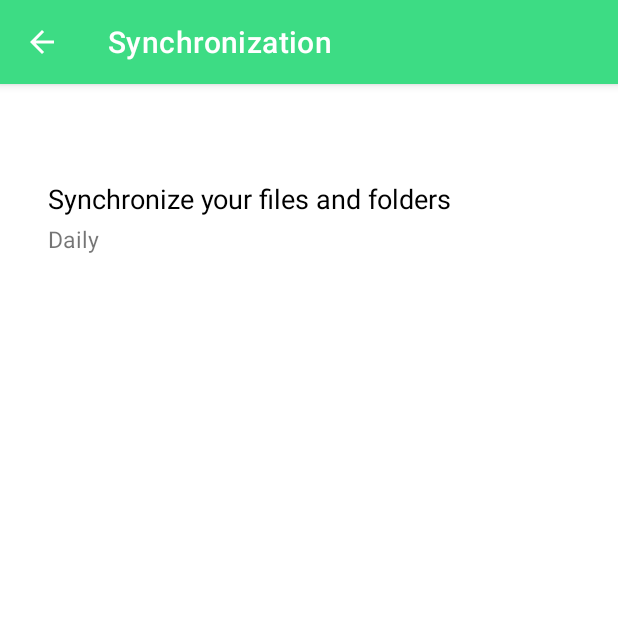
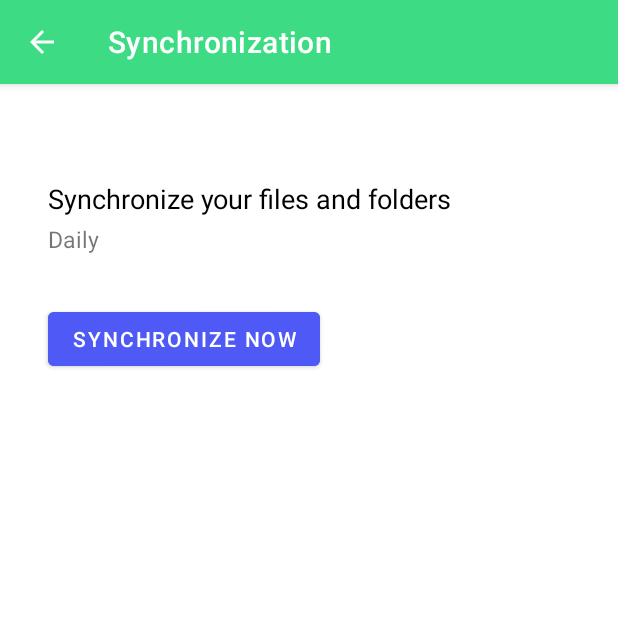
Before and after one commit to lucaalbinati/AndroidDriveSync, an Android app: the SynchronizeSettingsActivity screen opened directly, with no data from a screen before it, on a phone screen of 412 x 824 dp, the top half of it. Run offline under Robolectric (Android 15) with nearby library versions, the phone set to English and light mode, and no system bars.

Commit message:
add 'Synchronize Now' button

```diff
--- a/app/src/main/java/com/example/androiddrivesync/synchronizeservice/SynchronizeSettingsActivity.kt
+++ b/app/src/main/java/com/example/androiddrivesync/synchronizeservice/SynchronizeSettingsActivity.kt
@@ -4,6 +4,7 @@ import android.content.DialogInterface
 import android.os.Bundle
 import android.util.Log
 import android.view.View
+import android.widget.Button
 import android.widget.TextView
 import androidx.appcompat.app.AlertDialog
 import androidx.appcompat.app.AppCompatActivity
@@ -49,7 +50,16 @@ class SynchronizeSettingsActivity : AppCompatActivity(), View.OnClickListener {
     }
 
     private fun updatePeriodicityContent() {
-        findViewById<TextView>(R.id.periodicity_text).text = SynchronizeSettingsSharedPreferencesHelper.getPeriodicity(this).format()
+        val periodicity = SynchronizeSettingsSharedPreferencesHelper.getPeriodicity(this)
+        findViewById<TextView>(R.id.periodicity_text).text = periodicity.format()
+
+        if (periodicity == SynchronizePeriodicity.NEVER) {
+            findViewById<Button>(R.id.synchronize_now_button).isClickable = false
+            findViewById<Button>(R.id.synchronize_now_button).setBackgroundColor(getColor(R.color.gray))
+        } else {
+            findViewById<Button>(R.id.synchronize_now_button).isClickable = true
+            findViewById<Button>(R.id.synchronize_now_button).setBackgroundColor(getColor(R.color.colorSecondary))
+        }
     }
 
     private fun updatePeriodicityForWorker(dialog: DialogInterface) {
@@ -61,16 +71,8 @@ class SynchronizeSettingsActivity : AppCompatActivity(), View.OnClickListener {
 
     fun synchronizeNow(v: View?) {
         CoroutineScope(Dispatchers.IO).launch {
-            SynchronizeWorker.ifNotCurrentlyRunning(this@SynchronizeSettingsActivity) {
-                Log.i(TAG, "no SynchronizeWorker is currently running")
-                Log.i(TAG, "starting a single SynchronizeWorker")
-                SynchronizeWorker.setupSingleWorkRequest(this@SynchronizeSettingsActivity)
-
-                Log.i(TAG, "cancelling and restarting a PeriodicWorkRequest, if there is one")
-                CoroutineScope(Dispatchers.IO).launch {
-                    SynchronizeWorker.updatePeriodicity(this@SynchronizeSettingsActivity)
-                }
-            }
+            Log.i(TAG, "starting a single SynchronizeWorker")
+            SynchronizeWorker.setupSingleWorkRequest(this@SynchronizeSettingsActivity)
         }
     }
 
--- a/app/src/main/res/layout/activity_synchronize_settings.xml
+++ b/app/src/main/res/layout/activity_synchronize_settings.xml
@@ -6,7 +6,7 @@
 
     <androidx.constraintlayout.widget.ConstraintLayout
         android:layout_width="match_parent"
-        android:layout_height="match_parent"
+        android:layout_height="wrap_content"
         android:id="@+id/periodicity_layout"
         android:layout_marginTop="64dp"
         app:layout_constraintTop_toTopOf="parent">
@@ -17,8 +17,8 @@
             android:layout_height="wrap_content"
             android:layout_marginStart="32dp"
             android:text="@string/synchronization_text"
+            android:textColor="@color/black"
             android:textSize="8pt"
-            android:textColor="@color/black"
             app:layout_constraintStart_toStartOf="parent"
             app:layout_constraintTop_toTopOf="parent" />
 
@@ -33,4 +33,18 @@
 
     </androidx.constraintlayout.widget.ConstraintLayout>
 
+    <Button
+        android:id="@+id/synchronize_now_button"
+        android:layout_width="wrap_content"
+        android:layout_height="wrap_content"
+        android:layout_gravity="center_horizontal"
+        android:layout_marginStart="32dp"
+        android:layout_marginTop="32dp"
+        android:backgroundTint="?colorSecondary"
+        android:onClick="synchronizeNow"
+        android:text="@string/synchronize_now_button"
+        android:textColor="?colorOnSecondary"
+        app:layout_constraintStart_toStartOf="parent"
+        app:layout_constraintTop_toBottomOf="@+id/periodicity_layout" />
+
 </androidx.constraintlayout.widget.ConstraintLayout>
--- a/app/src/main/res/values/colors.xml
+++ b/app/src/main/res/values/colors.xml
@@ -7,4 +7,6 @@
     <color name="teal_700">#FF018786</color>
     <color name="black">#FF000000</color>
     <color name="white">#FFFFFFFF</color>
+    <color name="colorSecondary">#4F5AF6</color>
+    <color name="gray">#5E5959</color>
 </resources>
--- a/app/src/main/res/values/strings.xml
+++ b/app/src/main/res/values/strings.xml
@@ -27,4 +27,6 @@
 
     <string name="synchronization_periodicity_picker_title">Synchronize to Google Drive</string>
     <string name="synchronization_periodicity_picker_cancel">Cancel</string>
+
+    <string name="synchronize_now_button">Synchronize Now</string>
 </resources>
```
Also changed, not shown: app/src/main/java/com/example/androiddrivesync/synchronizeservice/SynchronizeWorker.kt (+1 -8 lines).
